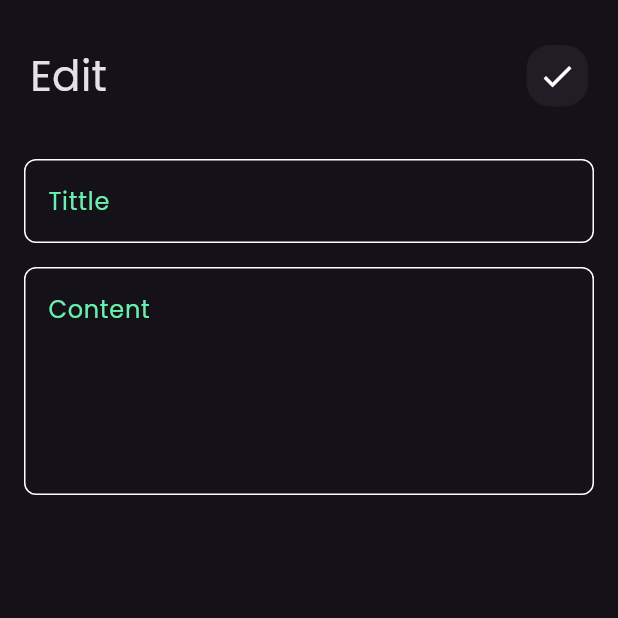
After one commit to AliMohamedAli25/notesapp, a Flutter app: the screen it shows after launch, after a tap on "Flutter Tips", on a phone screen of 412 x 824 dp, the top half of it. The commit adds this screen. Run offline on Flutter 3.47's test engine with Material 3 defaults, Android fonts, the phone set to English and light mode, and no system bars.

Commit message:
create edit view page

```diff
--- /dev/null
+++ b/lib/views/edit_view.dart
@@ -0,0 +1,11 @@
+import 'package:flutter/material.dart';
+import 'package:notesapp/widgets/edit_view_boady.dart';
+
+class EditView extends StatelessWidget {
+  const EditView({super.key});
+
+  @override
+  Widget build(BuildContext context) {
+    return const Scaffold(body: EditViewboady());
+  }
+}
--- a/lib/widgets/customAppBar.dart
+++ b/lib/widgets/customAppBar.dart
@@ -12,7 +12,7 @@ class customAppBar extends StatelessWidget {
         mainAxisAlignment: MainAxisAlignment.spaceBetween,
         children: [
           Text('Notes', style: TextStyle(fontSize: 28)),
-          customicon(),
+          customicon(icon: Icons.search),
         ],
       ),
     );
--- a/lib/widgets/custom_text_item.dart
+++ b/lib/widgets/custom_text_item.dart
@@ -1,4 +1,5 @@
 import 'package:flutter/material.dart';
+import 'package:notesapp/views/edit_view.dart';
 
 class CustomTextItem extends StatelessWidget {
   const CustomTextItem({super.key});
@@ -9,7 +10,18 @@ class CustomTextItem extends StatelessWidget {
       padding: const EdgeInsets.symmetric(horizontal: 25),
       child: Column(
         children: [
-          Container(
+          GestureDetector(
+            onTap: () {
+              Navigator.push(
+                context,
+                MaterialPageRoute(
+                  builder: (context) {
+                    return EditView();
+                  },
+                ),
+              );
+            },
+            child: Container(
               decoration: BoxDecoration(
                 borderRadius: BorderRadius.circular(16),
                 color: const Color.fromARGB(255, 92, 125, 215),
@@ -55,6 +67,7 @@ class CustomTextItem extends StatelessWidget {
                 ),
               ),
             ),
+          ),
           SizedBox(height: 10),
         ],
       ),
--- a/lib/widgets/customicon.dart
+++ b/lib/widgets/customicon.dart
@@ -1,8 +1,8 @@
 import 'package:flutter/material.dart';
 
 class customicon extends StatelessWidget {
-  const customicon({super.key});
-
+  const customicon({super.key, required this.icon});
+  final IconData icon;
   @override
   Widget build(BuildContext context) {
     return Container(
@@ -12,7 +12,7 @@ class customicon extends StatelessWidget {
       ),
       child: Padding(
         padding: const EdgeInsets.all(8),
-        child: Icon(Icons.search, size: 25),
+        child: Icon(icon, size: 25),
       ),
     );
   }
--- /dev/null
+++ b/lib/widgets/edit_view_boady.dart
@@ -0,0 +1,48 @@
+import 'package:flutter/material.dart';
+import 'package:notesapp/widgets/addnotesmodelsheet.dart';
+import 'package:notesapp/widgets/customicon.dart';
+import 'package:notesapp/widgets/customtextfield.dart';
+
+class EditViewboady extends StatelessWidget {
+  const EditViewboady({super.key});
+
+  @override
+  Widget build(BuildContext context) {
+    return const Column(
+      children: [
+        Padding(
+          padding: const EdgeInsets.only(top: 30, right: 20, left: 20),
+          child: Row(
+            mainAxisAlignment: MainAxisAlignment.spaceBetween,
+            children: [
+              Text('Edit', style: TextStyle(fontSize: 28)),
+              customicon(icon: Icons.check),
+            ],
+          ),
+        ),
+        Padding(
+          padding: EdgeInsets.symmetric(horizontal: 16),
+          child: addfield(),
+        ),
+      ],
+    );
+  }
+}
+
+class addfield extends StatelessWidget {
+  const addfield({super.key});
+
+  @override
+  Widget build(BuildContext context) {
+    return const Column(
+      children: [
+        SizedBox(height: 35),
+        Customtextfield(hint: 'Tittle'),
+
+        SizedBox(height: 16),
+        Customtextfield(hint: 'Content', maxlines: 5),
+        SizedBox(height: 22),
+      ],
+    );
+  }
+}
```
Lines whose indentation alone changed are shown as unchanged.
